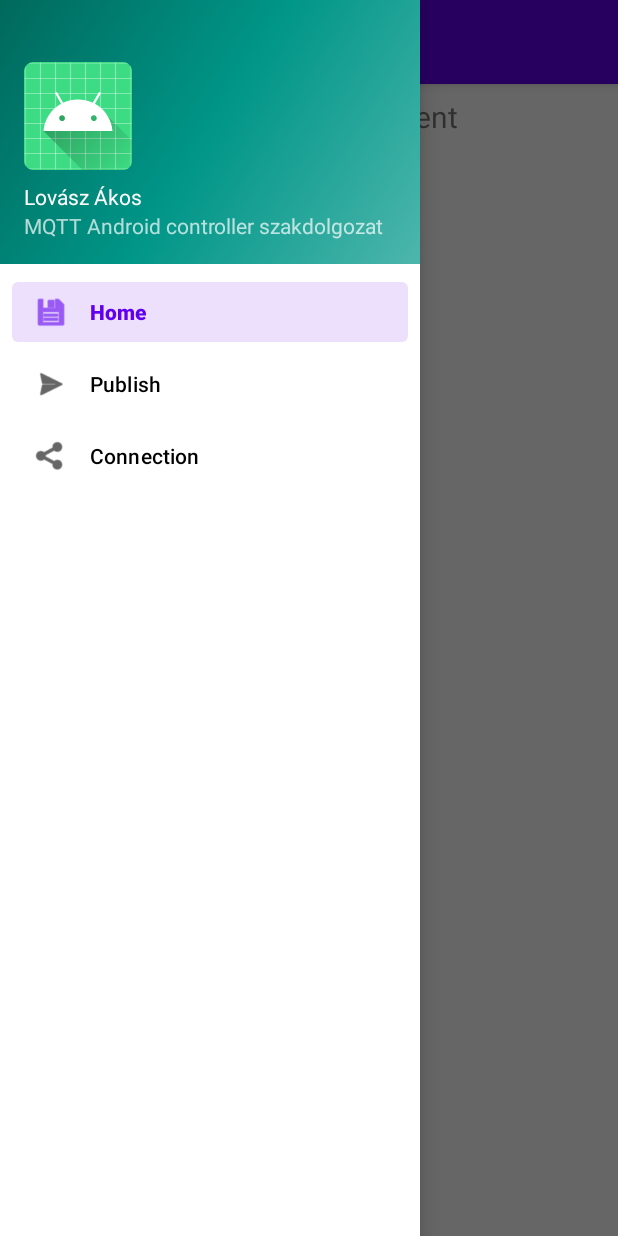
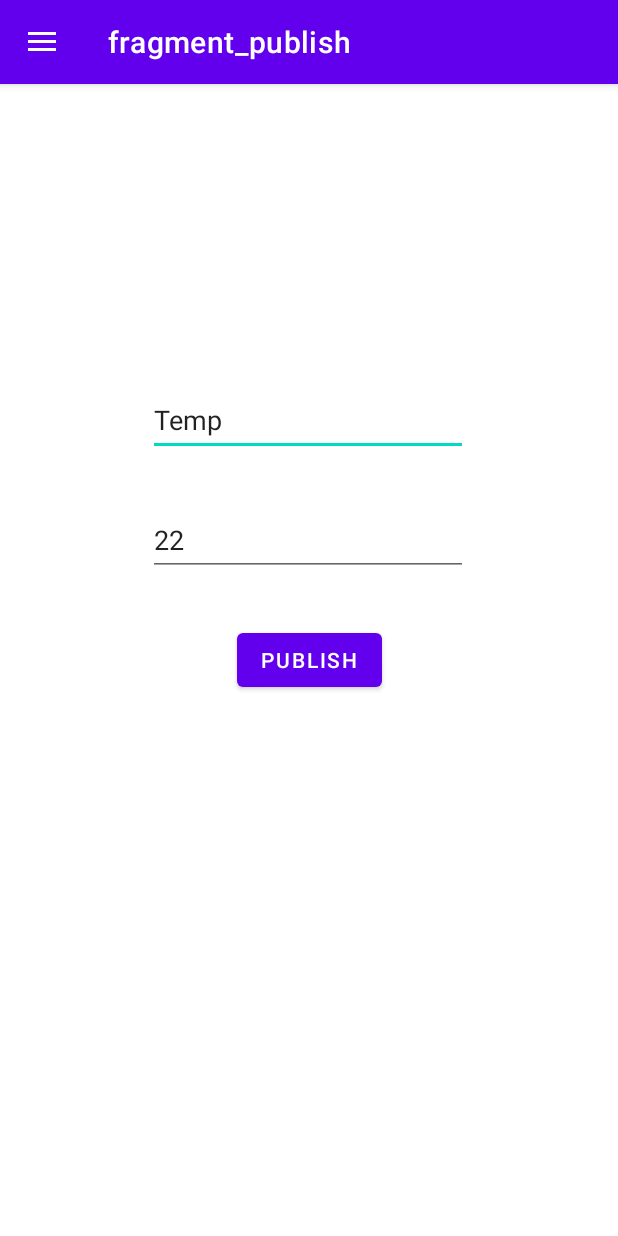
Before and after one commit to Lovasz-Akos/Szakdolgozat-FMNUMU, an Android app: the screen it shows after launch (MainActivity), in the side drawer, after a tap on "Publish", on a phone screen of 412 x 824 dp. Run offline under Robolectric (Android 15) with nearby library versions, the light colour scheme and no system bars; our stand-ins replace navigation-ui; libraries missing offline, so code that uses them is left out: org.eclipse.paho; 1 statement that could not run was skipped.

Commit message:
fixed navbar unresponsive behaviour

```diff
--- a/Android/app/src/main/res/navigation/mobile_navigation.xml
+++ b/Android/app/src/main/res/navigation/mobile_navigation.xml
@@ -16,8 +16,9 @@
         android:name="com.fmnumu.szakdolgozat.ui.connection.ConnectionFragment"
         android:label="@string/menu_connection"
         tools:layout="@layout/fragment_connection" />
+
     <fragment
-        android:id="@+id/publishFragment"
+        android:id="@+id/nav_publish"
         android:name="com.fmnumu.szakdolgozat.ui.publish.PublishFragment"
         android:label="fragment_publish"
         tools:layout="@layout/fragment_publish" />
```
